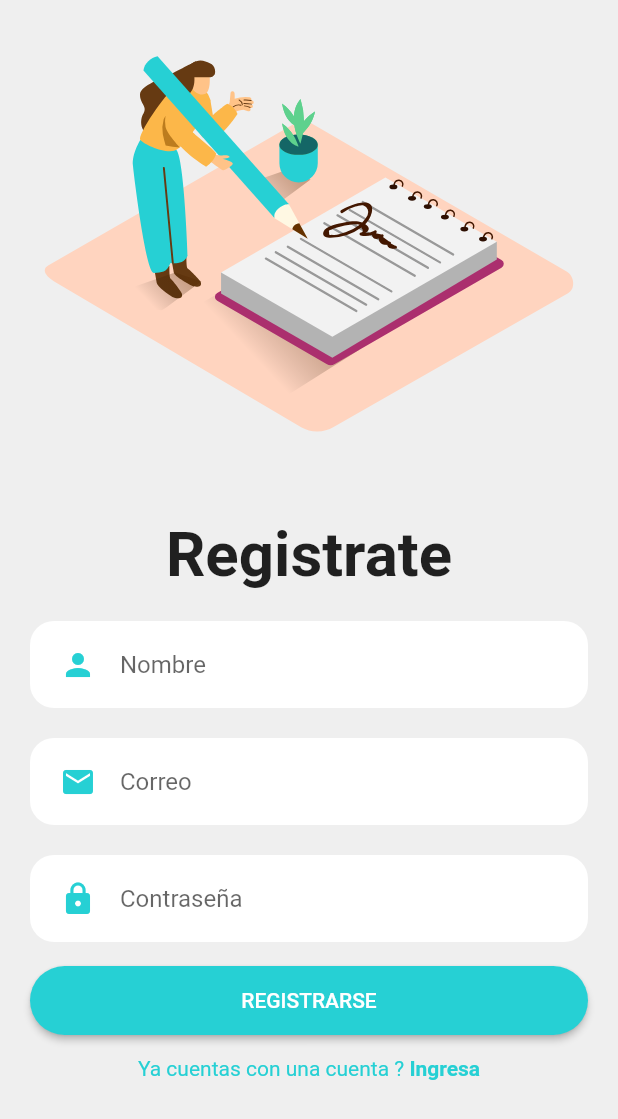
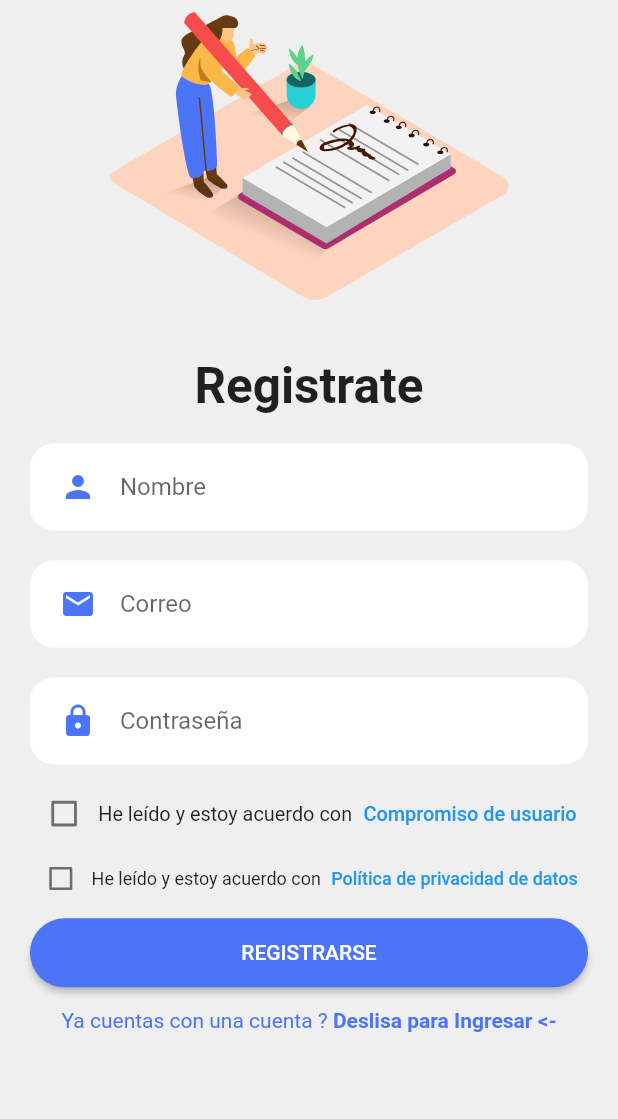
Before and after one commit to asloth/emcare, a Flutter app: the LogIn screen opened directly, swiped to page 2, on a phone screen of 412 x 824 dp. Shown: the top 1119 px of the screen. Run offline on Flutter 3.47's test engine with Material 2 defaults, Android fonts, the light colour scheme and no system bars; our stand-ins replace bubble, charts_flutter, firebase_auth, firebase_core, flutter_svg, hidden_drawer_menu; accounts and stored records are empty.

Commit message:
se cambio color de app, se agrego consentimientos de datos y uso

```diff
--- a/lib/constants.dart
+++ b/lib/constants.dart
@@ -1,6 +1,6 @@
 import 'package:flutter/material.dart';
 
-const kPrimaryColor = Color(0xFF26D0D4);
+const kPrimaryColor = Color(0xFF4C74F6);
 const kSecondColor = Color(0xFFF82424);
 const kBackgroundColor = Color(0xFFEFEFEF);
 const kBackgroundColor2 = Color(0xFFFFFFFF);
--- a/lib/src/presentation/screens/login/widgets/already_have_an_account_check.dart
+++ b/lib/src/presentation/screens/login/widgets/already_have_an_account_check.dart
@@ -27,7 +27,9 @@ class AlreadyHaveAnAccountCheck extends StatelessWidget {
           GestureDetector(
             onTap: press,
             child: Text(
-              login ? "Registrate" : "Ingresa",
+              login
+                  ? "Desliza para registrarte ->"
+                  : "Deslisa para Ingresar <-",
               style: TextStyle(
                 color: kPrimaryColor,
                 fontWeight: FontWeight.bold,
--- a/lib/src/presentation/screens/login/widgets/hero.dart
+++ b/lib/src/presentation/screens/login/widgets/hero.dart
@@ -13,7 +13,7 @@ class LoginHero extends StatelessWidget {
     return Container(
       padding: EdgeInsets.symmetric(
         horizontal: 30,
-        vertical: 20,
+        vertical: 10,
       ),
       child: SvgPicture.asset(
         assetdir,
--- a/lib/src/presentation/screens/login/widgets/sign_up_form.dart
+++ b/lib/src/presentation/screens/login/widgets/sign_up_form.dart
@@ -6,6 +6,7 @@ import 'package:emcare/src/presentation/screens/login/widgets/already_have_an_ac
 import 'package:emcare/src/presentation/screens/login/widgets/title.dart';
 import 'package:flutter/material.dart';
 import 'package:provider/provider.dart';
+import 'package:url_launcher/url_launcher.dart';
 
 class SignUpForm extends StatefulWidget {
   SignUpForm({Key key}) : super(key: key);
@@ -19,10 +20,30 @@ class _SignUpFormState extends State<SignUpForm> {
   final TextEditingController newEmailController = TextEditingController();
   final TextEditingController newPasswordController = TextEditingController();
   final TextEditingController newNameController = TextEditingController();
+  bool isCompromiseChecked = false;
+  bool isPrivacyPolicyChecked = false;
 
   @override
   Widget build(BuildContext context) {
-    //Size size = MediaQuery.of(context).size;
+    // Size size = MediaQuery.of(context).size;
+
+    void _launchUserCompromise() async {
+      const url = 'https://emcare-expressjs-api.herokuapp.com/user-compromise';
+      if (await canLaunch(url)) {
+        await launch(url);
+      } else {
+        throw 'Could not launch $url';
+      }
+    }
+
+    void _launchPrivacyPolicy() async {
+      const url = 'https://emcare-expressjs-api.herokuapp.com/privacy-policy';
+      if (await canLaunch(url)) {
+        await launch(url);
+      } else {
+        throw 'Could not launch $url';
+      }
+    }
 
     Future<void> _showMyDialog(String aviso) async {
       return showDialog<void>(
@@ -63,6 +84,50 @@ class _SignUpFormState extends State<SignUpForm> {
               controller: newPasswordController,
               icon: Icons.lock,
               secretField: true,
+            ),
+            FittedBox(
+              alignment: Alignment.centerLeft,
+              child: Row(
+                children: [
+                  Checkbox(
+                    checkColor: Colors.white,
+                    activeColor: kPrimaryColor,
+                    value: isCompromiseChecked,
+                    onChanged: (bool value) {
+                      setState(() {
+                        isCompromiseChecked = value;
+                      });
+                    },
+                  ),
+                  Text('He leído y estoy acuerdo con'),
+                  TextButton(
+                    onPressed: _launchUserCompromise,
+                    child: Text('Compromiso de usuario'),
+                  ),
+                ],
+              ),
+            ),
+            FittedBox(
+              alignment: Alignment.centerLeft,
+              child: Row(
+                children: [
+                  Checkbox(
+                    checkColor: Colors.white,
+                    activeColor: kPrimaryColor,
+                    value: isPrivacyPolicyChecked,
+                    onChanged: (bool value) {
+                      setState(() {
+                        isPrivacyPolicyChecked = value;
+                      });
+                    },
+                  ),
+                  Text('He leído y estoy acuerdo con'),
+                  TextButton(
+                    onPressed: _launchPrivacyPolicy,
+                    child: Text('Política de privacidad de datos'),
+                  ),
+                ],
+              ),
             ),
             Padding(
               padding: EdgeInsets.symmetric(
--- a/lib/src/presentation/screens/login/widgets/title.dart
+++ b/lib/src/presentation/screens/login/widgets/title.dart
@@ -12,15 +12,18 @@ class LoginTitle extends StatelessWidget {
     Size size = MediaQuery.of(context).size;
 
     return Container(
+      height: size.height * 0.07,
       padding: EdgeInsets.symmetric(
         vertical: 10,
       ),
-      child: Text(
-        title,
-        textAlign: TextAlign.center,
-        style: TextStyle(
-          fontSize: size.height * 0.05,
-          fontWeight: FontWeight.bold,
+      child: FittedBox(
+        fit: BoxFit.fitHeight,
+        child: Text(
+          title,
+          textAlign: TextAlign.center,
+          style: TextStyle(
+            fontWeight: FontWeight.bold,
+          ),
         ),
       ),
     );
--- a/lib/src/presentation/screens/perfil/perfil_screen.dart
+++ b/lib/src/presentation/screens/perfil/perfil_screen.dart
@@ -1,3 +1,4 @@
+import 'package:emcare/constants.dart';
 import 'package:emcare/src/domain/auth_service.dart';
 import 'package:emcare/src/presentation/components/round_button.dart';
 import 'package:firebase_auth/firebase_auth.dart';
@@ -12,6 +13,7 @@ class Perfil extends StatelessWidget {
     final firebaseUser = context.watch<User>();
 
     return Scaffold(
+      backgroundColor: kBackgroundColor,
       body: Container(
         child: Column(
           children: [
--- a/lib/src/presentation/screens/stadistics/stadistics_screen.dart
+++ b/lib/src/presentation/screens/stadistics/stadistics_screen.dart
@@ -35,6 +35,7 @@ class Stadistics extends StatelessWidget {
 
         if (snapshot.connectionState == ConnectionState.done) {
           return Scaffold(
+            backgroundColor: kBackgroundColor,
             body: SingleChildScrollView(
               child: Container(
                 child: Column(
--- a/pubspec.yaml
+++ b/pubspec.yaml
@@ -33,6 +33,7 @@ dependencies:
   intl: ^0.16.1
   provider: ^5.0.0
   charts_flutter: ^0.10.0
+  url_launcher: ^6.0.4
 
 dev_dependencies:
   flutter_test:
```
Also changed, not shown: assets/imgs/note_taking_isometric.svg, assets/imgs/welcome.svg, pubspec.lock.
